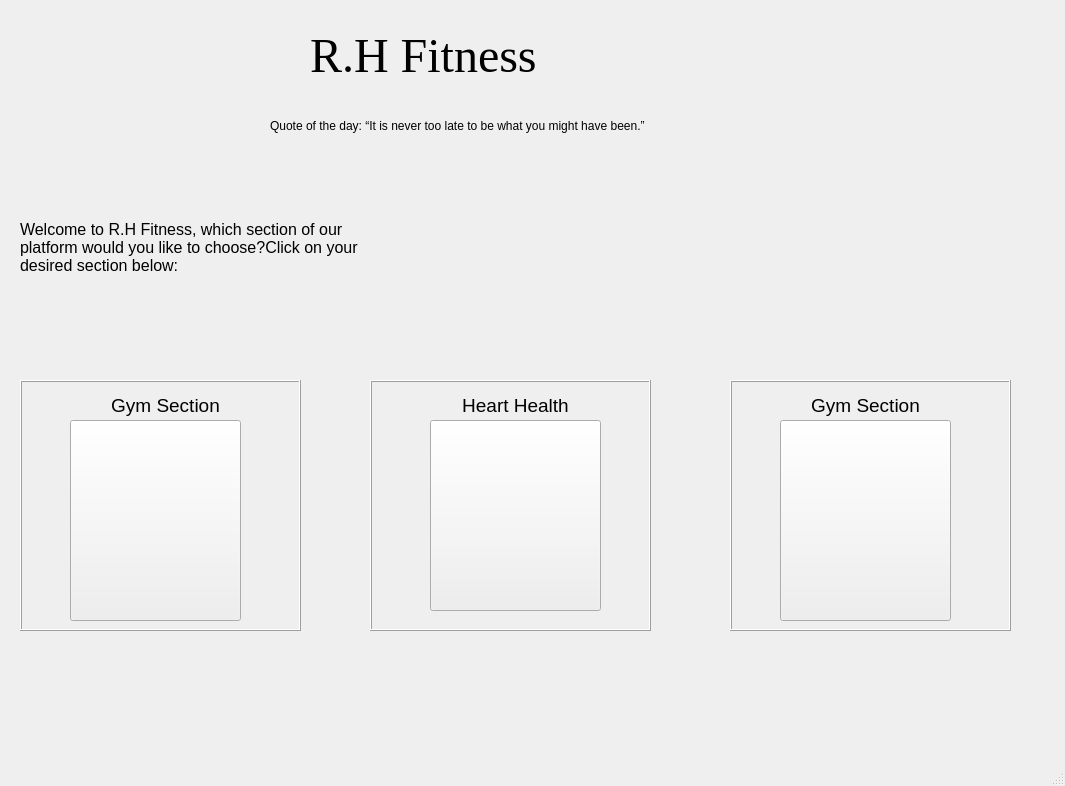
Old version of the form R.H_Fitness_mainwindow.ui in the repository RyanH-007/Computer-Science-NEW.
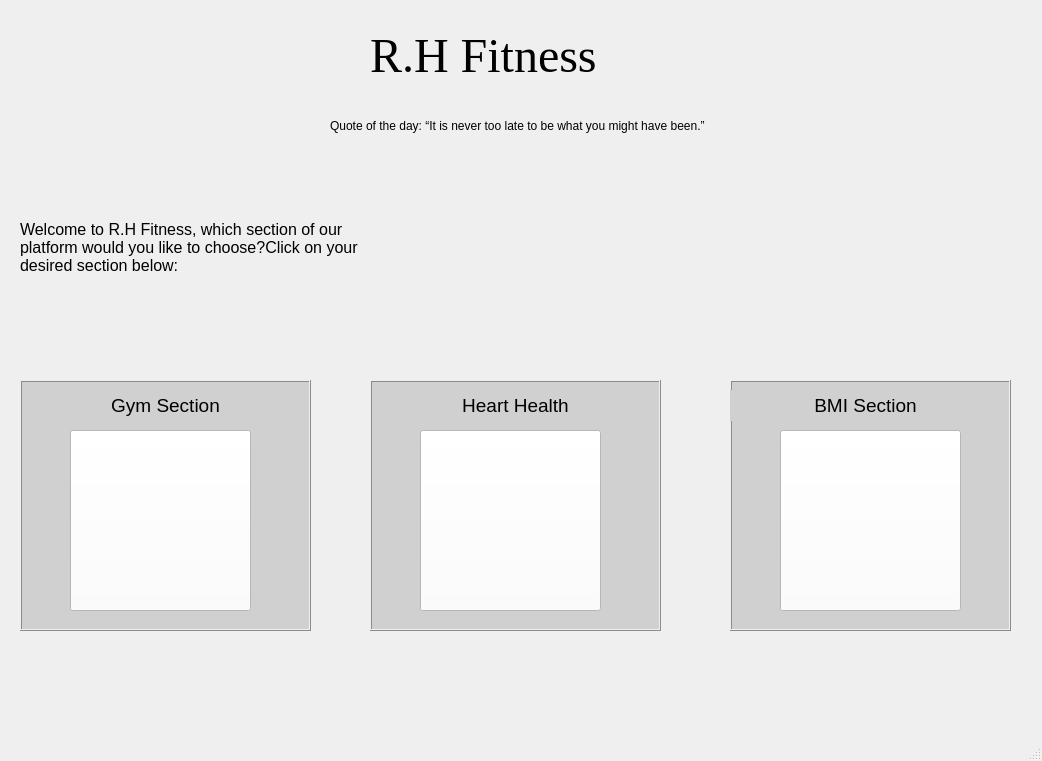
New version of the form. Icons and pictures are not drawn.

```diff
--- a/R.H_Fitness_mainwindow.ui
+++ b/R.H_Fitness_mainwindow.ui
@@ -6,13 +6,22 @@
    <rect>
     <x>0</x>
     <y>0</y>
-    <width>1065</width>
-    <height>786</height>
+    <width>1042</width>
+    <height>761</height>
    </rect>
   </property>
+  <property name="maximumSize">
+   <size>
+    <width>1042</width>
+    <height>761</height>
+   </size>
+  </property>
   <property name="windowTitle">
    <string>MainWindow</string>
   </property>
+  <property name="layoutDirection">
+   <enum>Qt::LeftToRight</enum>
+  </property>
   <property name="styleSheet">
    <string notr="true"/>
   </property>
@@ -20,9 +29,9 @@
    <widget class="QLabel" name="title_lbl">
     <property name="geometry">
      <rect>
-      <x>310</x>
+      <x>370</x>
       <y>10</y>
-      <width>311</width>
+      <width>350</width>
       <height>91</height>
      </rect>
     </property>
@@ -32,6 +41,9 @@
       <pointsize>36</pointsize>
      </font>
     </property>
+    <property name="layoutDirection">
+     <enum>Qt::LeftToRight</enum>
+    </property>
     <property name="text">
      <string>R.H Fitness</string>
     </property>
@@ -39,7 +51,7 @@
    <widget class="QLabel" name="quote_lbl">
     <property name="geometry">
      <rect>
-      <x>270</x>
+      <x>330</x>
       <y>100</y>
       <width>411</width>
       <height>51</height>
@@ -81,12 +93,15 @@
      <rect>
       <x>20</x>
       <y>380</y>
-      <width>281</width>
+      <width>291</width>
       <height>251</height>
      </rect>
     </property>
     <property name="autoFillBackground">
-     <bool>true</bool>
+     <bool>false</bool>
+    </property>
+    <property name="styleSheet">
+     <string notr="true">background-color: rgb(208, 208, 208);</string>
     </property>
     <property name="frameShape">
      <enum>QFrame::Box</enum>
@@ -119,11 +134,14 @@
      <property name="geometry">
       <rect>
        <x>50</x>
-       <y>40</y>
-       <width>171</width>
-       <height>201</height>
+       <y>50</y>
+       <width>181</width>
+       <height>181</height>
       </rect>
      </property>
+     <property name="styleSheet">
+      <string notr="true">background-color: rgb(255, 255, 255);</string>
+     </property>
      <property name="text">
       <string/>
      </property>
@@ -133,8 +151,8 @@
      </property>
      <property name="iconSize">
       <size>
-       <width>200</width>
-       <height>200</height>
+       <width>160</width>
+       <height>160</height>
       </size>
      </property>
     </widget>
@@ -149,7 +167,10 @@
      </rect>
     </property>
     <property name="autoFillBackground">
-     <bool>true</bool>
+     <bool>false</bool>
+    </property>
+    <property name="styleSheet">
+     <string notr="true">background-color: rgb(208, 208, 208);</string>
     </property>
     <property name="frameShape">
      <enum>QFrame::Box</enum>
@@ -161,11 +182,14 @@
      <property name="geometry">
       <rect>
        <x>50</x>
-       <y>40</y>
-       <width>171</width>
-       <height>201</height>
+       <y>50</y>
+       <width>181</width>
+       <height>181</height>
       </rect>
      </property>
+     <property name="styleSheet">
+      <string notr="true">background-color: rgb(255, 255, 255);</string>
+     </property>
      <property name="text">
       <string/>
      </property>
@@ -176,7 +200,7 @@
      <property name="iconSize">
       <size>
        <width>200</width>
-       <height>200</height>
+       <height>170</height>
       </size>
      </property>
     </widget>
@@ -195,7 +219,7 @@
       </font>
      </property>
      <property name="text">
-      <string>Gym Section</string>
+      <string>BMI Section</string>
      </property>
      <property name="alignment">
       <set>Qt::AlignCenter</set>
@@ -207,12 +231,17 @@
      <rect>
       <x>370</x>
       <y>380</y>
-      <width>281</width>
+      <width>291</width>
       <height>251</height>
      </rect>
     </property>
     <property name="autoFillBackground">
-     <bool>true</bool>
+     <bool>false</bool>
+    </property>
+    <property name="styleSheet">
+     <string notr="true">QFrame {
+background-color: rgb(208, 208, 208);
+}</string>
     </property>
     <property name="frameShape">
      <enum>QFrame::Box</enum>
@@ -244,12 +273,15 @@
     <widget class="QPushButton" name="h_h_btn">
      <property name="geometry">
       <rect>
-       <x>60</x>
-       <y>40</y>
-       <width>171</width>
-       <height>191</height>
+       <x>50</x>
+       <y>50</y>
+       <width>181</width>
+       <height>181</height>
       </rect>
      </property>
+     <property name="styleSheet">
+      <string notr="true">background-color: rgb(255, 255, 255);</string>
+     </property>
      <property name="text">
       <string/>
      </property>
@@ -259,8 +291,8 @@
      </property>
      <property name="iconSize">
       <size>
-       <width>200</width>
-       <height>200</height>
+       <width>150</width>
+       <height>150</height>
       </size>
      </property>
     </widget>
```
Left out of the diff: 2 changed lines with no effect on the pictures.
